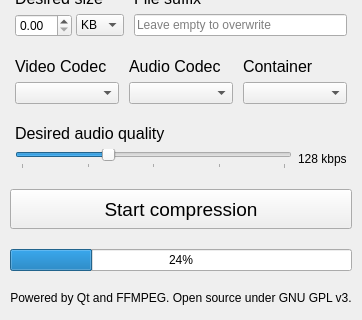
Old version of the form mainwindow.ui in the repository Thurinum/simple-media-encoder; both pictures show x 0 to 362 and y 147 to 467 of the 362 by 467 pixel window.
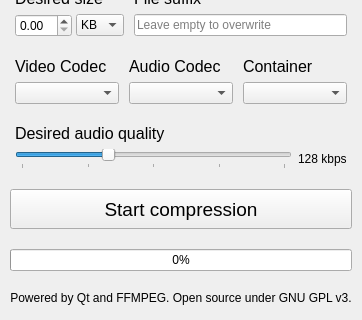
New version of the form. Icons and pictures are not drawn.

Commit message: ui: Animate progress bar

Patch:
```diff
--- a/mainwindow.ui
+++ b/mainwindow.ui
@@ -555,7 +555,7 @@
     <item>
      <widget class="QProgressBar" name="progressBar">
       <property name="value">
-       <number>24</number>
+       <number>0</number>
       </property>
      </widget>
     </item>
```
The commit also changes 2 other files.
